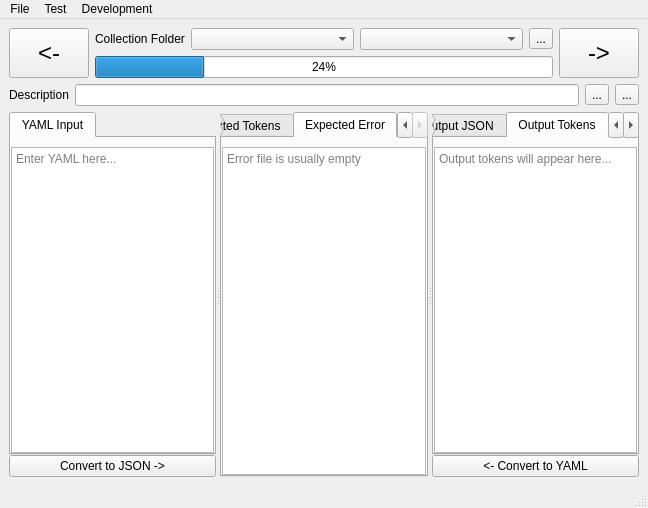
Before: the Qt Designer form Examples/JsonYamlToJsonTestSuite/mainwindow.ui in g-gualeni/QtNoid2, drawn with Qt 5.
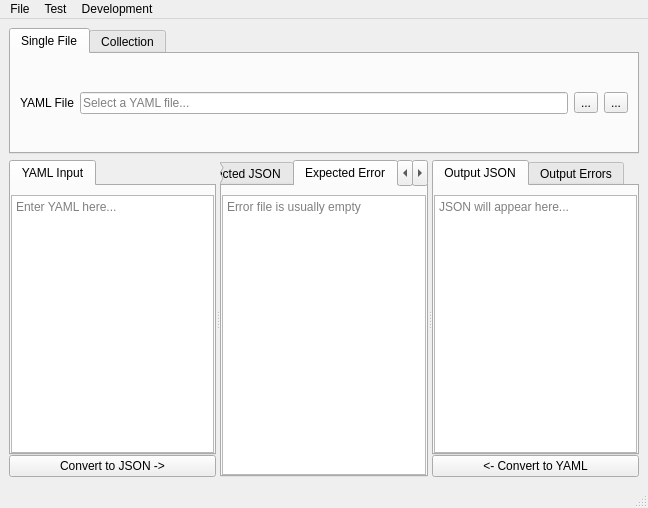
After: the same form once the commit is applied. The open tabs and pages were chosen to show the change. Custom widgets are drawn as their Qt base class.

Commit message: QtNoidJsonYamlToJsonTestSuite development in progress

```diff
--- a/Examples/JsonYamlToJsonTestSuite/mainwindow.ui
+++ b/Examples/JsonYamlToJsonTestSuite/mainwindow.ui
@@ -14,8 +14,60 @@
    <string>YAML to JSON Test Suite</string>
   </property>
   <widget class="QWidget" name="centralwidget">
-   <layout class="QVBoxLayout" name="verticalLayout_4" stretch="0,0,100">
+   <layout class="QVBoxLayout" name="verticalLayout_4" stretch="0,100">
     <item>
+     <widget class="QTabWidget" name="tabWidgetSource">
+      <property name="currentIndex">
+       <number>0</number>
+      </property>
+      <widget class="QWidget" name="tabSingleFile">
+       <attribute name="title">
+        <string>Single File</string>
+       </attribute>
+       <layout class="QHBoxLayout" name="horizontalLayoutFile">
+        <item>
+         <widget class="QLabel" name="lblSingleFile">
+          <property name="text">
+           <string>YAML File</string>
+          </property>
+         </widget>
+        </item>
+        <item>
+         <widget class="QLineEdit" name="txtSingleFile">
+          <property name="readOnly">
+           <bool>false</bool>
+          </property>
+          <property name="placeholderText">
+           <string>Select a YAML file...</string>
+          </property>
+         </widget>
+        </item>
+        <item>
+         <widget class="QToolButton" name="cmdBrowseSingleFile">
+          <property name="toolTip">
+           <string>Browse YAML File</string>
+          </property>
+          <property name="text">
+           <string>...</string>
+          </property>
+         </widget>
+        </item>
+        <item>
+         <widget class="QToolButton" name="cmdSaveSingleFile">
+          <property name="toolTip">
+           <string>Browse YAML File</string>
+          </property>
+          <property name="text">
+           <string>...</string>
+          </property>
+         </widget>
+        </item>
+       </layout>
+      </widget>
+      <widget class="QWidget" name="tabCollection">
+       <attribute name="title">
+        <string>Collection</string>
+       </attribute>
      <layout class="QGridLayout" name="gridLayout" columnstretch="0,0,100,100,0,0" columnminimumwidth="0,0,0,0,0,0">
       <item row="0" column="3">
        <widget class="QComboBox" name="txtCurrentFile"/>
@@ -105,9 +157,7 @@
         </property>
        </widget>
       </item>
-     </layout>
-    </item>
-    <item>
+        <item row="2" column="0" colspan="6">
      <layout class="QHBoxLayout" name="horizontalLayout_2">
       <item>
        <widget class="QLabel" name="label_2">
@@ -142,6 +192,10 @@
       </item>
      </layout>
     </item>
+       </layout>
+      </widget>
+     </widget>
+    </item>
     <item>
      <widget class="QSplitter" name="splitter">
       <property name="orientation">
@@ -195,14 +249,14 @@
        </layout>
       </widget>
       <widget class="QWidget" name="verticalLayoutWidget">
-       <layout class="QVBoxLayout" name="verticalLayout">
+       <layout class="QVBoxLayout" name="vLayoutExpected">
         <property name="spacing">
          <number>0</number>
         </property>
         <item>
-         <widget class="QTabWidget" name="tabWidget">
+         <widget class="QTabWidget" name="tabWidgetExpected">
           <property name="currentIndex">
-           <number>0</number>
+           <number>1</number>
           </property>
           <widget class="QWidget" name="tabJsonExpected">
            <attribute name="title">
@@ -227,32 +281,6 @@
             </item>
            </layout>
           </widget>
-          <widget class="QWidget" name="tabTokensExpected">
-           <attribute name="title">
-            <string>Expected Tokens</string>
-           </attribute>
-           <layout class="QVBoxLayout" name="verticalLayout_5">
-            <property name="spacing">
-             <number>0</number>
-            </property>
-            <property name="leftMargin">
-             <number>0</number>
-            </property>
-            <property name="rightMargin">
-             <number>0</number>
-            </property>
-            <property name="bottomMargin">
-             <number>0</number>
-            </property>
-            <item>
-             <widget class="QPlainTextEdit" name="txtTokensExpected">
-              <property name="placeholderText">
-               <string>Expected tokens will appear here...</string>
-              </property>
-             </widget>
-            </item>
-           </layout>
-          </widget>
           <widget class="QWidget" name="tabErrorExpected">
            <attribute name="title">
             <string>Expected Error</string>
@@ -276,6 +304,32 @@
             </item>
            </layout>
           </widget>
+          <widget class="QWidget" name="tabTokensExpected">
+           <attribute name="title">
+            <string>Expected Tokens</string>
+           </attribute>
+           <layout class="QVBoxLayout" name="verticalLayout_5">
+            <property name="spacing">
+             <number>0</number>
+            </property>
+            <property name="leftMargin">
+             <number>0</number>
+            </property>
+            <property name="rightMargin">
+             <number>0</number>
+            </property>
+            <property name="bottomMargin">
+             <number>0</number>
+            </property>
+            <item>
+             <widget class="QPlainTextEdit" name="txtTokensExpected">
+              <property name="placeholderText">
+               <string>Expected tokens will appear here...</string>
+              </property>
+             </widget>
+            </item>
+           </layout>
+          </widget>
          </widget>
         </item>
        </layout>
@@ -316,29 +370,6 @@
             </item>
            </layout>
           </widget>
-          <widget class="QWidget" name="tabOutputTokens">
-           <attribute name="title">
-            <string>Output Tokens</string>
-           </attribute>
-           <layout class="QVBoxLayout" name="verticalLayout_6">
-            <property name="leftMargin">
-             <number>0</number>
-            </property>
-            <property name="rightMargin">
-             <number>0</number>
-            </property>
-            <property name="bottomMargin">
-             <number>0</number>
-            </property>
-            <item>
-             <widget class="QPlainTextEdit" name="txtTokensOutput">
-              <property name="placeholderText">
-               <string>Output tokens will appear here...</string>
-              </property>
-             </widget>
-            </item>
-           </layout>
-          </widget>
           <widget class="QWidget" name="tabOutputErrors">
            <attribute name="title">
             <string>Output Errors</string>
```
Lines whose indentation alone changed are shown as unchanged. The commit also changes 13 other files.
